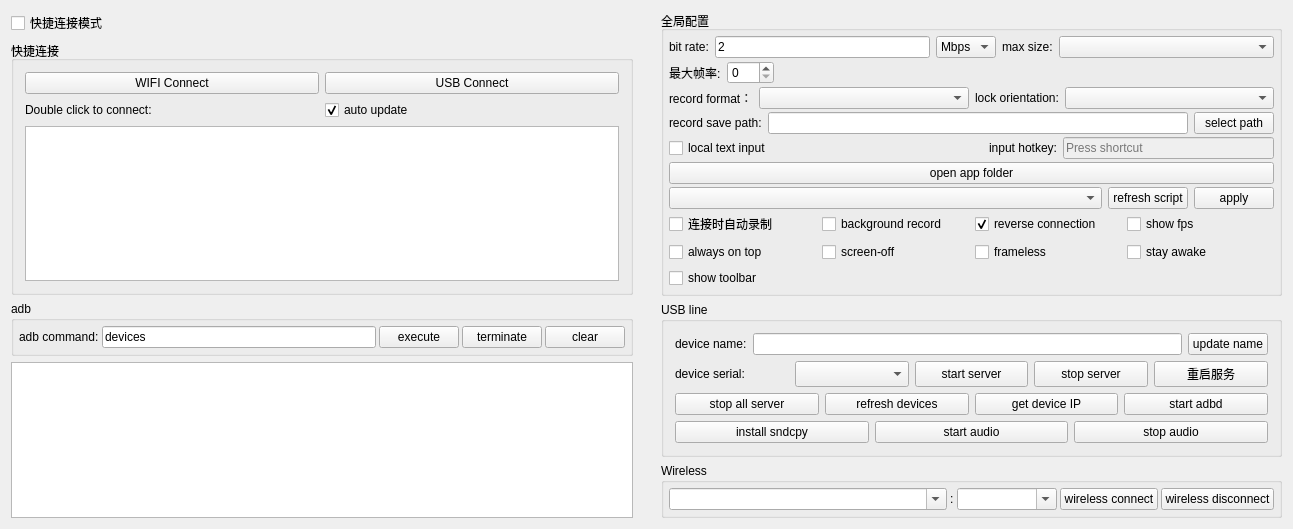
Nisecata1/QtScrcpy-boost, file QtScrcpy/ui/dialog.ui: the form before one commit.
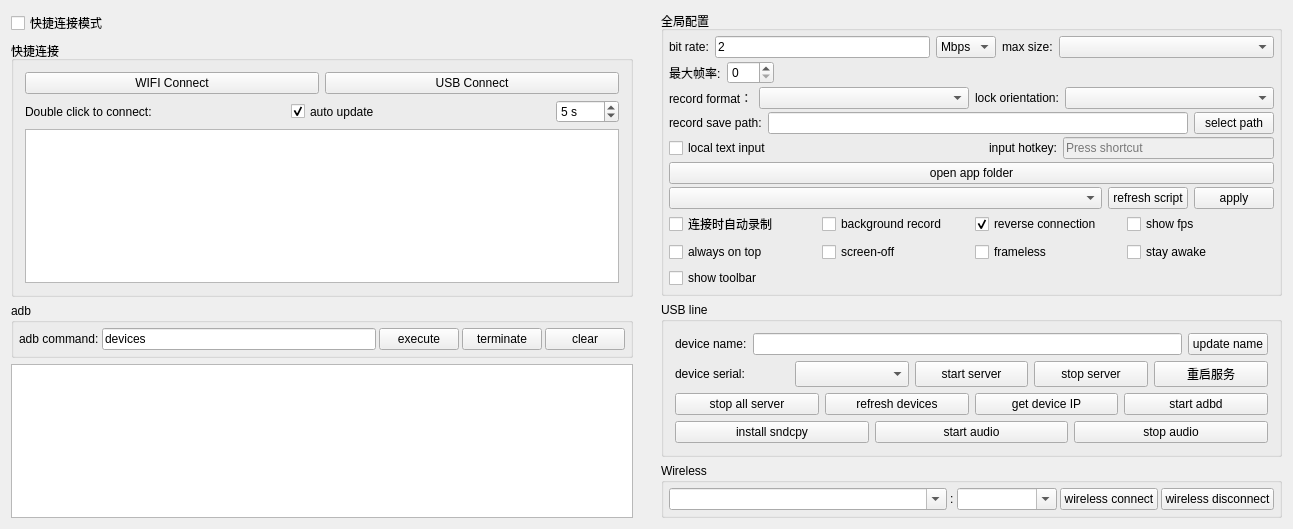
The form after the commit.

The edit to the form file:
```diff
--- a/QtScrcpy/ui/dialog.ui
+++ b/QtScrcpy/ui/dialog.ui
@@ -133,6 +133,28 @@
              </property>
             </widget>
            </item>
+            <item>
+             <widget class="QSpinBox" name="autoUpdateIntervalSpin">
+              <property name="sizePolicy">
+               <sizepolicy hsizetype="Maximum" vsizetype="Preferred">
+                <horstretch>0</horstretch>
+                <verstretch>0</verstretch>
+               </sizepolicy>
+              </property>
+              <property name="minimum">
+               <number>1</number>
+              </property>
+              <property name="maximum">
+               <number>3600</number>
+              </property>
+              <property name="value">
+               <number>5</number>
+              </property>
+              <property name="suffix">
+               <string> s</string>
+              </property>
+             </widget>
+            </item>
           </layout>
          </item>
          <item>
```
Lines whose indentation alone changed are shown as unchanged.
